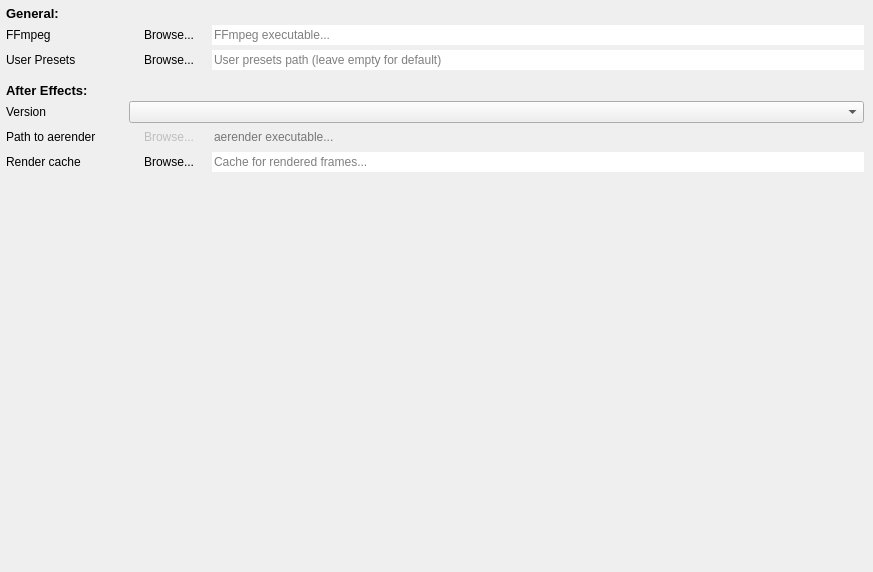
RxLaboratory/DuME, file src/UI/settingswidget.ui: the form before one commit.
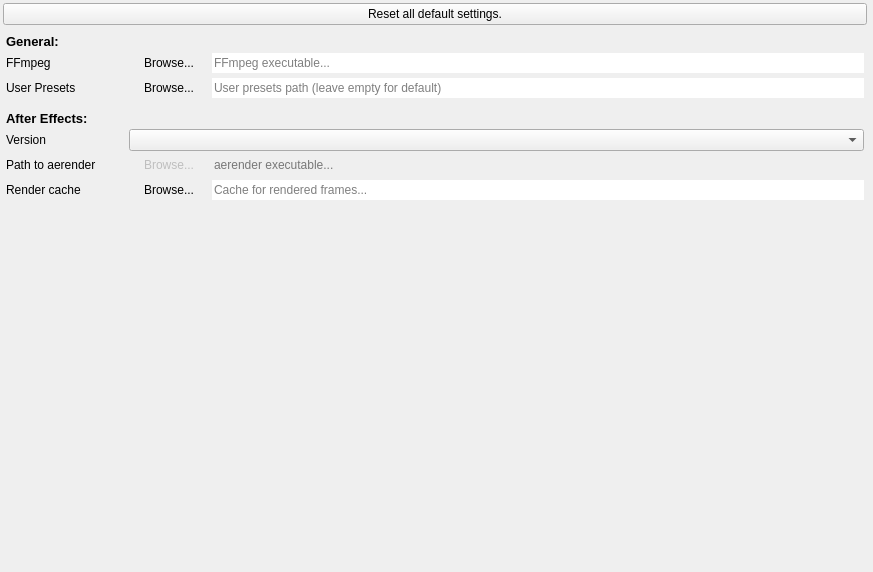
The form after the commit.

The edit to the form file:
```diff
--- a/src/UI/settingswidget.ui
+++ b/src/UI/settingswidget.ui
@@ -13,7 +13,7 @@
   <property name="windowTitle">
    <string>Form</string>
   </property>
-  <layout class="QVBoxLayout" name="verticalLayout" stretch="0,0,1">
+  <layout class="QVBoxLayout" name="verticalLayout" stretch="0,0,0,1">
    <property name="leftMargin">
     <number>3</number>
    </property>
@@ -26,6 +26,13 @@
    <property name="bottomMargin">
     <number>6</number>
    </property>
+   <item>
+    <widget class="QPushButton" name="resetDefaultsButton">
+     <property name="text">
+      <string>Reset all default settings.</string>
+     </property>
+    </widget>
+   </item>
    <item>
     <widget class="QWidget" name="generalWidget" native="true">
      <property name="sizePolicy">
```
